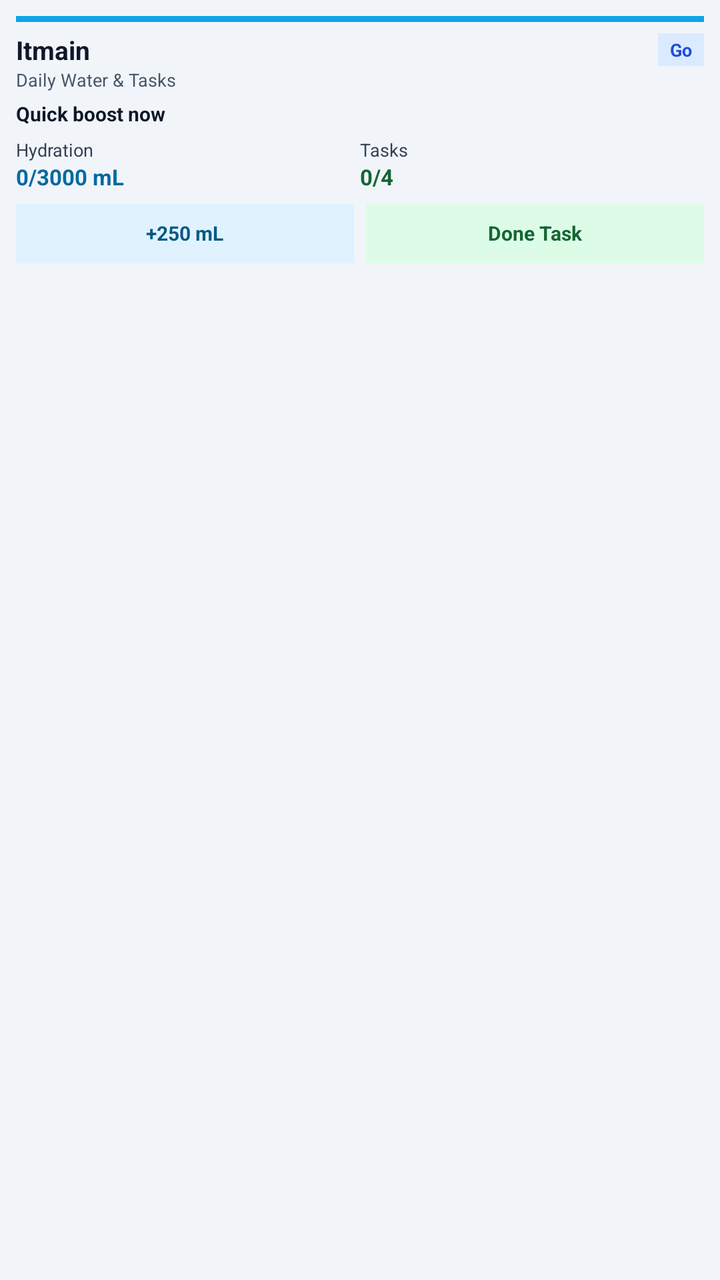
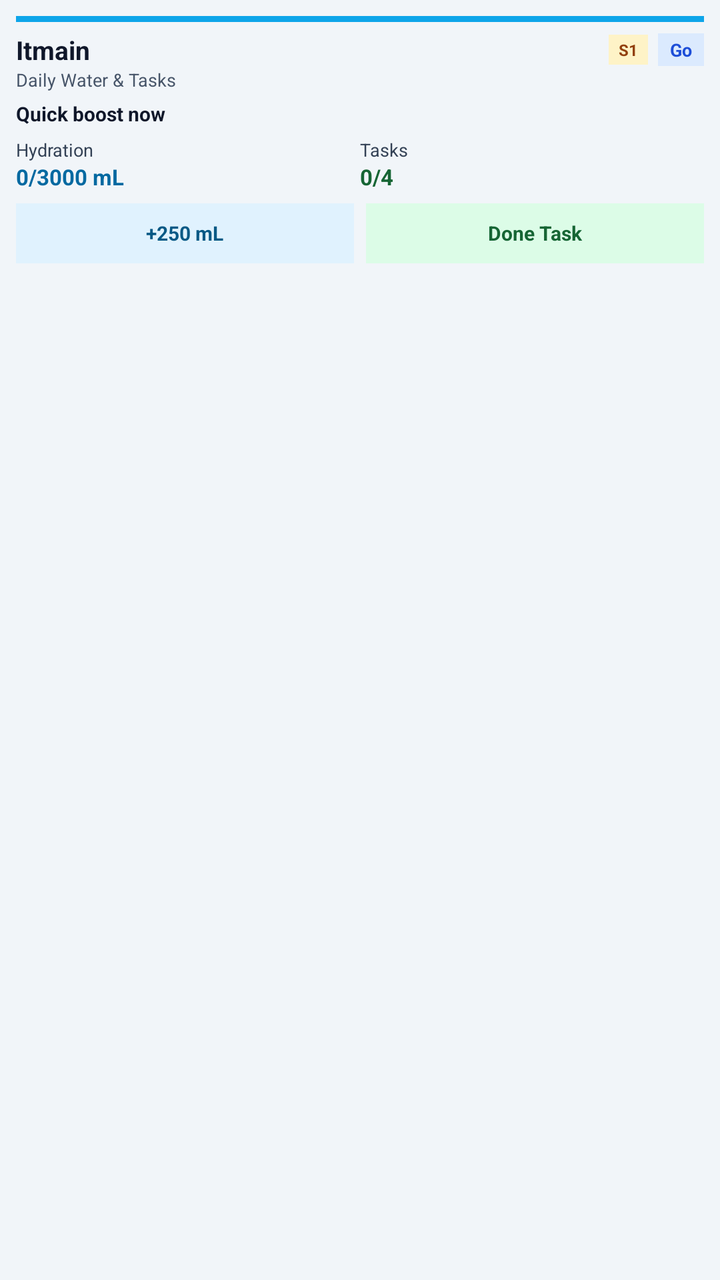

Before-and-after screenshots of an Android layout around one commit, followed by the original layout XML and the change that was made.
<!-- AndroidManifest.xml: fallback theme Theme.MaterialComponents.DayNight.NoActionBar -->
<!-- res/layout/itmain_home_widget_compact.xml -->
<?xml version="1.0" encoding="utf-8"?>
<LinearLayout xmlns:android="http://schemas.android.com/apk/res/android"
    android:id="@+id/widget_root"
    android:layout_width="match_parent"
    android:layout_height="match_parent"
    android:background="#F1F5F9"
    android:orientation="vertical"
    android:padding="8dp">

    <TextView
        android:id="@+id/highlight_bar"
        android:layout_width="match_parent"
        android:layout_height="3dp"
        android:text=""
        android:background="#0EA5E9" />

    <LinearLayout
        android:layout_width="match_parent"
        android:layout_height="wrap_content"
        android:layout_marginTop="5dp"
        android:gravity="center_vertical"
        android:orientation="horizontal">

        <TextView
            android:id="@+id/text_app_title"
            android:layout_width="0dp"
            android:layout_height="wrap_content"
            android:layout_weight="1"
            android:text="Itmain"
            android:textColor="#0F172A"
            android:textSize="13sp"
            android:textStyle="bold" />

        <TextView
            android:id="@+id/text_status_chip"
            android:layout_width="wrap_content"
            android:layout_height="wrap_content"
            android:background="#DBEAFE"
            android:gravity="center"
            android:paddingHorizontal="6dp"
            android:paddingVertical="2dp"
            android:text="Go"
            android:textColor="#1D4ED8"
            android:textSize="9sp"
            android:textStyle="bold" />
    </LinearLayout>

    <TextView
        android:id="@+id/text_subtitle"
        android:layout_width="match_parent"
        android:layout_height="wrap_content"
        android:text="Daily Water &amp; Tasks"
        android:textColor="#475569"
        android:textSize="9sp" />

    <TextView
        android:id="@+id/text_motivation"
        android:layout_width="match_parent"
        android:layout_height="wrap_content"
        android:layout_marginTop="4dp"
        android:text="Quick boost now"
        android:textColor="#0F172A"
        android:textSize="10sp"
        android:textStyle="bold" />

    <LinearLayout
        android:layout_width="match_parent"
        android:layout_height="wrap_content"
        android:layout_marginTop="5dp"
        android:gravity="center_vertical"
        android:orientation="horizontal">

        <LinearLayout
            android:layout_width="0dp"
            android:layout_height="wrap_content"
            android:layout_weight="1"
            android:orientation="vertical">

            <TextView
                android:id="@+id/text_water_label"
                android:layout_width="wrap_content"
                android:layout_height="wrap_content"
                android:text="Hydration"
                android:textColor="#334155"
                android:textSize="9sp" />

            <TextView
                android:id="@+id/text_water_value"
                android:layout_width="wrap_content"
                android:layout_height="wrap_content"
                android:text="0/3000 mL"
                android:textColor="#0369A1"
                android:textSize="11sp"
                android:textStyle="bold" />
        </LinearLayout>

        <LinearLayout
            android:layout_width="0dp"
            android:layout_height="wrap_content"
            android:layout_weight="1"
            android:orientation="vertical">

            <TextView
                android:id="@+id/text_tasks_label"
                android:layout_width="wrap_content"
                android:layout_height="wrap_content"
                android:text="Tasks"
                android:textColor="#334155"
                android:textSize="9sp" />

            <TextView
                android:id="@+id/text_tasks_value"
                android:layout_width="wrap_content"
                android:layout_height="wrap_content"
                android:text="0/4"
                android:textColor="#166534"
                android:textSize="11sp"
                android:textStyle="bold" />
        </LinearLayout>
    </LinearLayout>

    <LinearLayout
        android:layout_width="match_parent"
        android:layout_height="wrap_content"
        android:layout_marginTop="6dp"
        android:orientation="horizontal">

        <TextView
            android:id="@+id/btn_add_water"
            android:layout_width="0dp"
            android:layout_height="30dp"
            android:layout_weight="1"
            android:layout_marginEnd="6dp"
            android:background="#E0F2FE"
            android:gravity="center"
            android:paddingHorizontal="8dp"
            android:text="+250 mL"
            android:textColor="#075985"
            android:textSize="10sp"
            android:textStyle="bold" />

        <TextView
            android:id="@+id/btn_mark_task"
            android:layout_width="0dp"
            android:layout_height="30dp"
            android:layout_weight="1"
            android:background="#DCFCE7"
            android:gravity="center"
            android:paddingHorizontal="8dp"
            android:text="Done Task"
            android:textColor="#166534"
            android:textSize="10sp"
            android:textStyle="bold" />
    </LinearLayout>
</LinearLayout>
<!-- resources referenced by this layout -->
<resources>

</resources>

<!-- the commit's change to res/layout/itmain_home_widget_compact.xml (unified diff, before → after) -->
@@ -31,18 +31,39 @@
             android:textSize="13sp"
             android:textStyle="bold" />
 
-        <TextView
-            android:id="@+id/text_status_chip"
+        <LinearLayout
             android:layout_width="wrap_content"
             android:layout_height="wrap_content"
-            android:background="#DBEAFE"
-            android:gravity="center"
-            android:paddingHorizontal="6dp"
-            android:paddingVertical="2dp"
-            android:text="Go"
-            android:textColor="#1D4ED8"
-            android:textSize="9sp"
-            android:textStyle="bold" />
+            android:orientation="horizontal"
+            android:gravity="center_vertical">
+
+            <TextView
+                android:id="@+id/text_streak_badge"
+                android:layout_width="wrap_content"
+                android:layout_height="wrap_content"
+                android:layout_marginEnd="5dp"
+                android:background="#FEF3C7"
+                android:gravity="center"
+                android:paddingHorizontal="5dp"
+                android:paddingVertical="2dp"
+                android:text="S1"
+                android:textColor="#92400E"
+                android:textSize="8sp"
+                android:textStyle="bold" />
+
+            <TextView
+                android:id="@+id/text_status_chip"
+                android:layout_width="wrap_content"
+                android:layout_height="wrap_content"
+                android:background="#DBEAFE"
+                android:gravity="center"
+                android:paddingHorizontal="6dp"
+                android:paddingVertical="2dp"
+                android:text="Go"
+                android:textColor="#1D4ED8"
+                android:textSize="9sp"
+                android:textStyle="bold" />
+        </LinearLayout>
     </LinearLayout>
 
     <TextView
